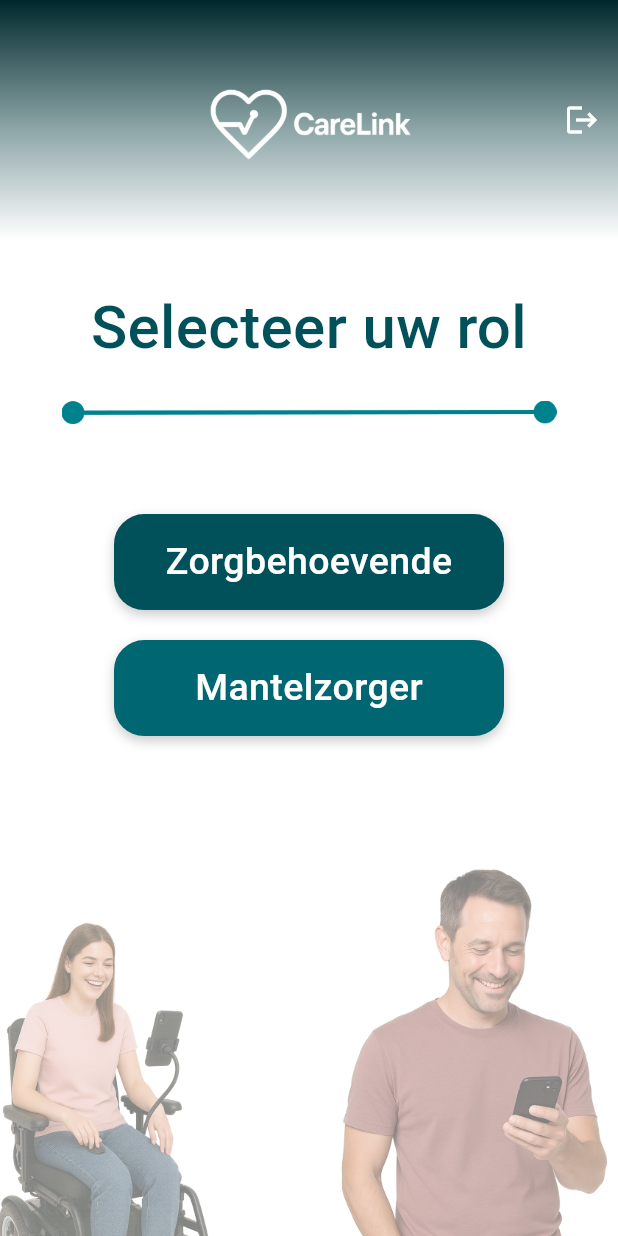
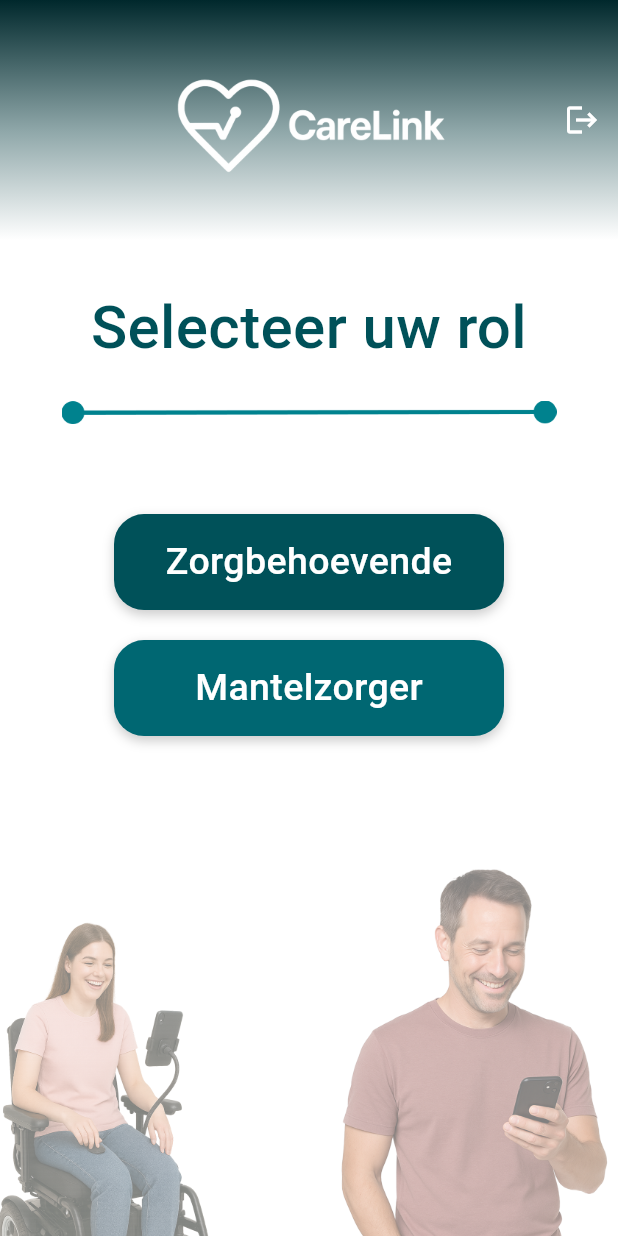
Before and after one commit to jaszy-md/Caregiver_app, a Flutter app: the MainLayout screen opened by its route, on a phone screen of 412 x 824 dp. Run offline on Flutter 3.47's test engine with Material 3 defaults, Android fonts, the phone set to English and light mode, and no system bars; our stand-ins replace animated_text_kit, go_router; Roboto replaces fonts that are missing (Poppins).

Commit message:
subheaders - HOMEPAGE ONLY

```diff
--- a/lib/layout/headers/main_header.dart
+++ b/lib/layout/headers/main_header.dart
@@ -32,8 +32,8 @@ class MainHeader extends StatelessWidget implements PreferredSizeWidget {
                 Center(
                   child: Image.asset(
                     'assets/images/logo-wit.png',
-                    height: 60,
-                    width: 190,
+                    height: 80,
+                    width: 197,
                     fit: BoxFit.contain,
                   ),
                 ),
--- a/lib/navigation/app_navigation.dart
+++ b/lib/navigation/app_navigation.dart
@@ -35,6 +35,7 @@ class AppNavigation {
         pageBuilder: (context, state) => _instantPage(const LoginPage()),
       ),
 
+      // Alle routes met layout
       ShellRoute(
         builder: (context, state, child) {
           final uri = state.uri.toString();
@@ -55,30 +56,39 @@ class AppNavigation {
             '/connect',
           ];
 
-          // Checkt waar vandaan
+          // Caregiver sectie
           if (caregiverRoutes.any((r) => uri.startsWith(r))) {
             _lastSection = 'caregiver';
             footer = const CaregiverFooter();
-            subHeader = const CaregiverSubHeader();
-          } else if (patientRoutes.any((r) => uri.startsWith(r))) {
+
+            // Subheader alléén tonen op caregiverhome
+            if (uri.startsWith('/caregiverhome')) {
+              subHeader = const CaregiverSubHeader();
+            }
+          }
+          // Patient sectie
+          else if (patientRoutes.any((r) => uri.startsWith(r))) {
             _lastSection = 'patient';
             footer = const PatientFooter();
-            subHeader = const PatientSubHeader();
-          } else if (uri.startsWith('/help_guide')) {
-            // Toon footer en subheader gebaseerd op laatst bezochte sectie
 
+            // Subheader alléén tonen op patienthome
+            if (uri.startsWith('/patienthome')) {
+              subHeader = const PatientSubHeader();
+            }
+          }
+          // Shared (hulpgids)
+          else if (uri.startsWith('/help_guide')) {
             if (_lastSection == 'caregiver') {
               footer = const CaregiverFooter();
-              subHeader = const CaregiverSubHeader();
             } else if (_lastSection == 'patient') {
               footer = const PatientFooter();
-              subHeader = const PatientSubHeader();
             }
           }
 
           return MainLayout(footer: footer, subHeader: subHeader, child: child);
         },
         routes: [
+          // Prehome met header=false
           GoRoute(
             path: '/prehome',
             pageBuilder:
@@ -130,7 +140,7 @@ class AppNavigation {
             pageBuilder: (context, state) => _instantPage(const ConnectPage()),
           ),
 
-          // Shared
+          // Shared view
           GoRoute(
             path: '/help_guide',
             pageBuilder:
```
